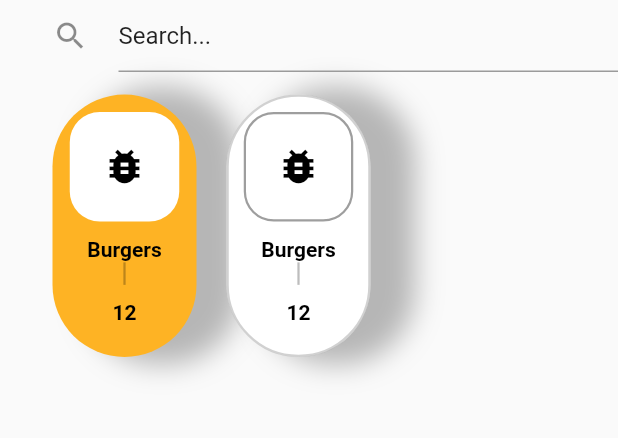
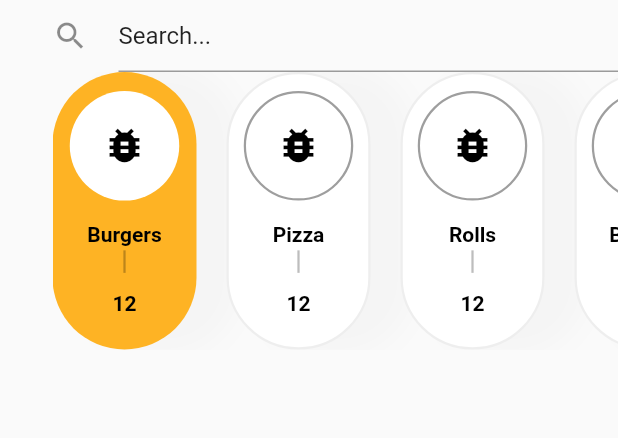
Before and after one commit to parwiz-hub/FoodDeliveryApp, a Flutter app: the screen it shows after launch, on a phone screen of 412 x 824 dp, the part 234-672 px from its top. Run offline on Flutter 3.47's test engine with Material 2 defaults, Android fonts, the light colour scheme and no system bars; our stand-ins replace rxdart; missing offline and left inert: bloc_pattern.

Commit message:
create another category

```diff
--- a/lib/mywidget.dart
+++ b/lib/mywidget.dart
@@ -85,7 +85,7 @@ Widget searchBar() {
 
 Widget category() {
   return Container(
-    height: 190,
+    height: 185,
     child: ListView(
       scrollDirection: Axis.horizontal,
       children: <Widget>[
@@ -97,10 +97,28 @@ Widget category() {
         ),
         CategoryListItem(
           categoryIcon: Icons.bug_report,
+          categoryName: "Pizza",
+          availability: 12,
+          selected: false,
+        ),
+        CategoryListItem(
+          categoryIcon: Icons.bug_report,
+          categoryName: "Rolls",
+          availability: 12,
+          selected: false,
+        ),
+        CategoryListItem(
+          categoryIcon: Icons.bug_report,
           categoryName: "Burgers",
           availability: 12,
           selected: false,
-        )
+        ),
+        CategoryListItem(
+          categoryIcon: Icons.bug_report,
+          categoryName: "Burgers",
+          availability: 12,
+          selected: false,
+        ),
       ],
     ),
   );
@@ -121,26 +139,25 @@ class CategoryListItem extends StatelessWidget {
   @override
   Widget build(BuildContext context) {
     return Container(
-      margin: EdgeInsets.only(right: 20, top: 15),
+      margin: EdgeInsets.only(
+        right: 20,
+      ),
       padding: EdgeInsets.fromLTRB(10, 10, 10, 20),
       decoration: BoxDecoration(
           borderRadius: BorderRadius.circular(50),
           color: selected ? Color(0xFFfeb324) : Colors.white,
           border: Border.all(
-          color: selected
-              ? Colors.transparent
-              : Color.fromARGB(121, 158, 158, 158),
+            color: selected ? Colors.transparent : Colors.grey.shade200,
             width: 1.5,
           ),
           boxShadow: [
             BoxShadow(
-            color: const Color.fromARGB(189, 158, 158, 158),
+              color: Colors.grey.shade100,
               blurRadius: 15,
               offset: Offset(25, 0),
               spreadRadius: 5,
             ),
-        ],
-      ),
+          ]),
       child: Column(
         mainAxisAlignment: MainAxisAlignment.spaceAround,
         children: <Widget>[
@@ -148,7 +165,7 @@ class CategoryListItem extends StatelessWidget {
             padding: EdgeInsets.all(20),
             decoration: BoxDecoration(
                 color: Colors.white,
-                borderRadius: BorderRadius.circular(20),
+                borderRadius: BorderRadius.circular(50),
                 border: Border.all(
                   color: selected ? Colors.transparent : Colors.grey,
                   width: 1.5,
```
Also changed, not shown: 1 other file. Lines whose indentation alone changed are shown as unchanged.
